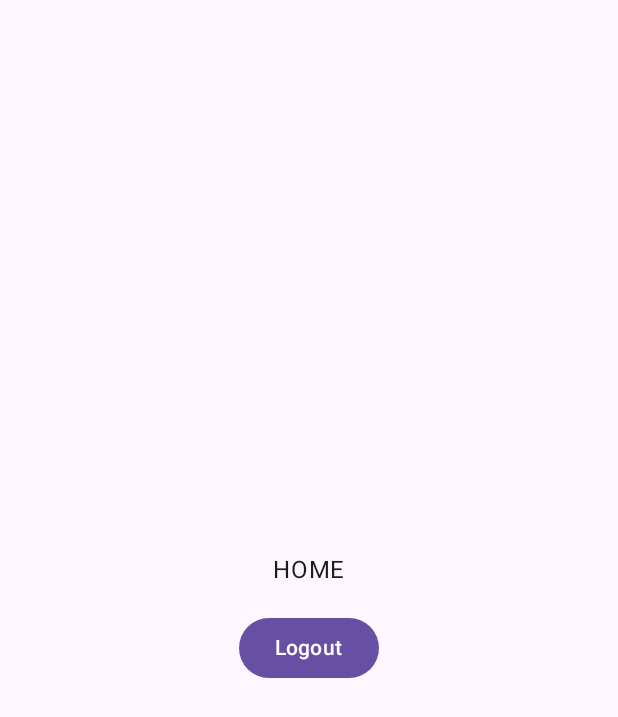
After one commit to OrlanDroyd/Diary-Notes, an Android app built with Jetpack Compose: the composable HomeContent shown on its own in the app's theme, on a phone screen of 412 x 824 dp. The commit adds this screen. Shown: the top 717 px of the screen. Run offline under Robolectric (Android 15) with nearby library versions, the phone set to English and light mode, and no system bars; libraries missing offline, so code that uses them is left out: io.realm.kotlin.

Commit message:
feature/authentication_screen: add nav drawer home screen

```diff
--- /dev/null
+++ b/app/src/main/java/com/gmail/orlandroyd/diarynotes/presentation/screens/home/HomeContent.kt
@@ -0,0 +1,38 @@
+package com.gmail.orlandroyd.diarynotes.presentation.screens.home
+
+import androidx.compose.foundation.layout.Arrangement
+import androidx.compose.foundation.layout.Column
+import androidx.compose.foundation.layout.Spacer
+import androidx.compose.foundation.layout.fillMaxSize
+import androidx.compose.foundation.layout.height
+import androidx.compose.material3.Button
+import androidx.compose.material3.Text
+import androidx.compose.runtime.Composable
+import androidx.compose.runtime.rememberCoroutineScope
+import androidx.compose.ui.Alignment
+import androidx.compose.ui.Modifier
+import androidx.compose.ui.unit.dp
+import com.gmail.orlandroyd.diarynotes.util.Constants.APP_ID
+import io.realm.kotlin.mongodb.App
+import kotlinx.coroutines.launch
+
+@Composable
+fun HomeContent() {
+    Column(
+        modifier = Modifier.fillMaxSize(),
+        horizontalAlignment = Alignment.CenterHorizontally,
+        verticalArrangement = Arrangement.Center
+    ) {
+        val scope = rememberCoroutineScope()
+        Text(text = "HOME")
+        Spacer(modifier = Modifier.height(16.dp))
+        Button(
+            onClick = {
+                scope.launch {
+                    App.create(APP_ID).currentUser?.logOut()
+                }
+            },
+            content = { Text(text = "Logout") }
+        )
+    }
+}
--- a/app/src/main/java/com/gmail/orlandroyd/diarynotes/ui/theme/Theme.kt
+++ b/app/src/main/java/com/gmail/orlandroyd/diarynotes/ui/theme/Theme.kt
@@ -10,6 +10,7 @@ import androidx.compose.material3.dynamicLightColorScheme
 import androidx.compose.material3.lightColorScheme
 import androidx.compose.runtime.Composable
 import androidx.compose.runtime.SideEffect
+import androidx.compose.ui.graphics.Color
 import androidx.compose.ui.graphics.toArgb
 import androidx.compose.ui.platform.LocalContext
 import androidx.compose.ui.platform.LocalView
@@ -105,6 +106,22 @@ fun DiaryNotesTheme(
         }
     }
 
+    SideEffect {
+        val window = (view.context as Activity).window
+
+        window.statusBarColor = Color.Transparent.toArgb()
+        window.navigationBarColor = Color.Transparent.toArgb()
+
+        if (Build.VERSION.SDK_INT >= Build.VERSION_CODES.Q) {
+            window.isNavigationBarContrastEnforced = false
+        }
+
+        val windowsInsetsController = WindowCompat.getInsetsController(window, view)
+
+        windowsInsetsController.isAppearanceLightStatusBars = !darkTheme
+        windowsInsetsController.isAppearanceLightNavigationBars = !darkTheme
+    }
+
     MaterialTheme(
         colorScheme = colorScheme,
         typography = Typography,
--- a/app/src/main/res/values/strings.xml
+++ b/app/src/main/res/values/strings.xml
@@ -5,4 +5,10 @@
     <string name="sign_in_with_google">Sign in with Google</string>
     <string name="please_wait">Please wait...</string>
     <string name="google_logo">Google Logo</string>
+    <string name="diary">Diary</string>
+    <string name="hamburger_menu_icon">Hamburger Menu Icon</string>
+    <string name="new_note">New Note</string>
+    <string name="date_range">Date Range</string>
+    <string name="logo_image">Logo Image</string>
+    <string name="sign_out">Sign out</string>
 </resources>
```
Also changed, not shown: app/src/main/java/com/gmail/orlandroyd/diarynotes/MainActivity.kt (+12 -1 lines), app/src/main/java/com/gmail/orlandroyd/diarynotes/navigation/NavGraph.kt (+36 -9 lines), app/src/main/java/com/gmail/orlandroyd/diarynotes/presentation/screens/auth/AuthenticationScreen.kt (+9 -1 lines), app/src/main/java/com/gmail/orlandroyd/diarynotes/presentation/screens/auth/AuthenticationViewModel.kt (+11 -4 lines), app/src/main/java/com/gmail/orlandroyd/diarynotes/presentation/screens/home/HomeScreen.kt (added, +110 -0 lines), app/src/main/java/com/gmail/orlandroyd/diarynotes/presentation/screens/home/HomeTopBar.kt (added, +44 -0 lines).
